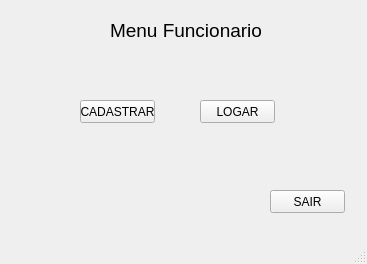
Before: the Qt Designer form subMenuFuncionario.ui in narcisoo1/trabalhoPOO, drawn with Qt 5.
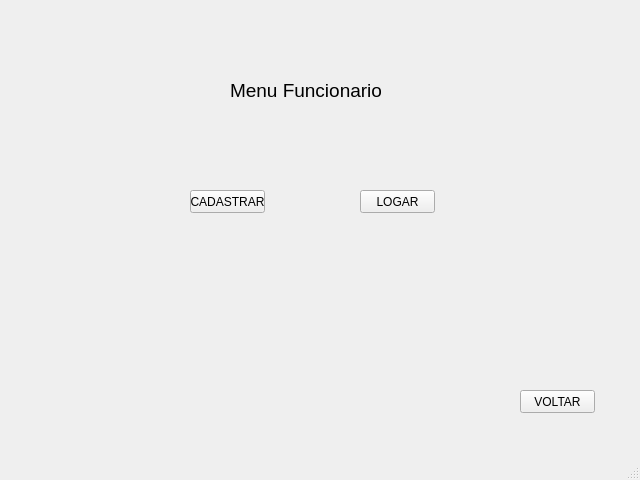
After: the same form once the commit is applied.

Commit message: Alteração de tamanho tela submenu

```diff
--- a/subMenuFuncionario.ui
+++ b/subMenuFuncionario.ui
@@ -6,19 +6,32 @@
    <rect>
     <x>0</x>
     <y>0</y>
-    <width>367</width>
-    <height>264</height>
+    <width>640</width>
+    <height>480</height>
    </rect>
   </property>
   <property name="windowTitle">
    <string>MainWindow</string>
   </property>
   <widget class="QWidget" name="centralwidget">
+   <widget class="QPushButton" name="pushButton_3">
+    <property name="geometry">
+     <rect>
+      <x>520</x>
+      <y>390</y>
+      <width>75</width>
+      <height>23</height>
+     </rect>
+    </property>
+    <property name="text">
+     <string>VOLTAR</string>
+    </property>
+   </widget>
    <widget class="QLabel" name="label">
     <property name="geometry">
      <rect>
-      <x>110</x>
-      <y>20</y>
+      <x>230</x>
+      <y>80</y>
       <width>151</width>
       <height>20</height>
      </rect>
@@ -35,8 +48,8 @@
    <widget class="QPushButton" name="pushButton">
     <property name="geometry">
      <rect>
-      <x>80</x>
-      <y>100</y>
+      <x>190</x>
+      <y>190</y>
       <width>75</width>
       <height>23</height>
      </rect>
@@ -48,8 +61,8 @@
    <widget class="QPushButton" name="pushButton_2">
     <property name="geometry">
      <rect>
-      <x>200</x>
-      <y>100</y>
+      <x>360</x>
+      <y>190</y>
       <width>75</width>
       <height>23</height>
      </rect>
@@ -58,19 +71,6 @@
      <string>LOGAR</string>
     </property>
    </widget>
-   <widget class="QPushButton" name="pushButton_3">
-    <property name="geometry">
-     <rect>
-      <x>270</x>
-      <y>190</y>
-      <width>75</width>
-      <height>23</height>
-     </rect>
-    </property>
-    <property name="text">
-     <string>SAIR</string>
-    </property>
-   </widget>
   </widget>
   <widget class="QMenuBar" name="menubar">
    <property name="geometry">
```
Left out of the diff: 2 changed lines with no effect on the pictures. The commit also changes 3 other files.
